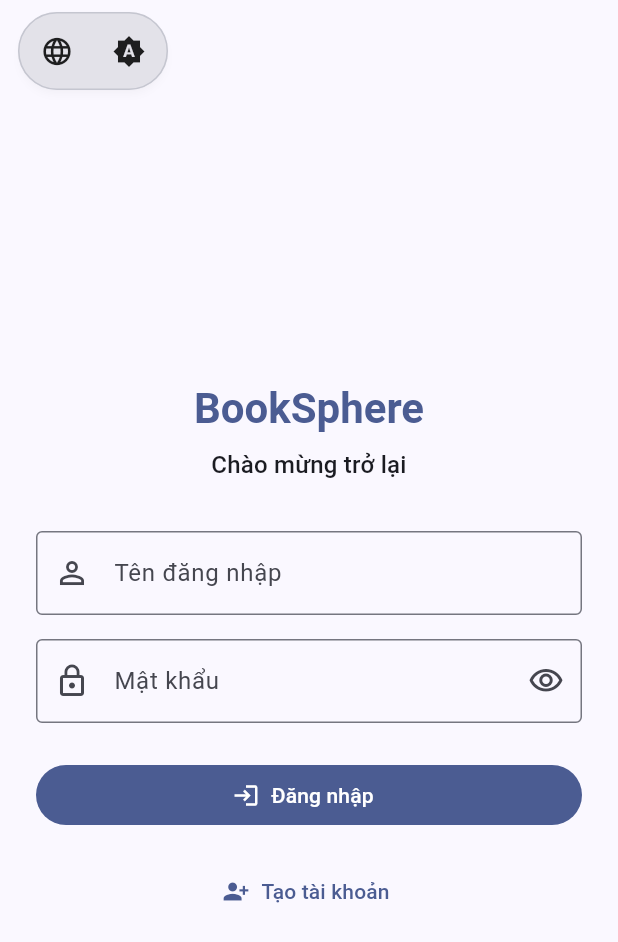
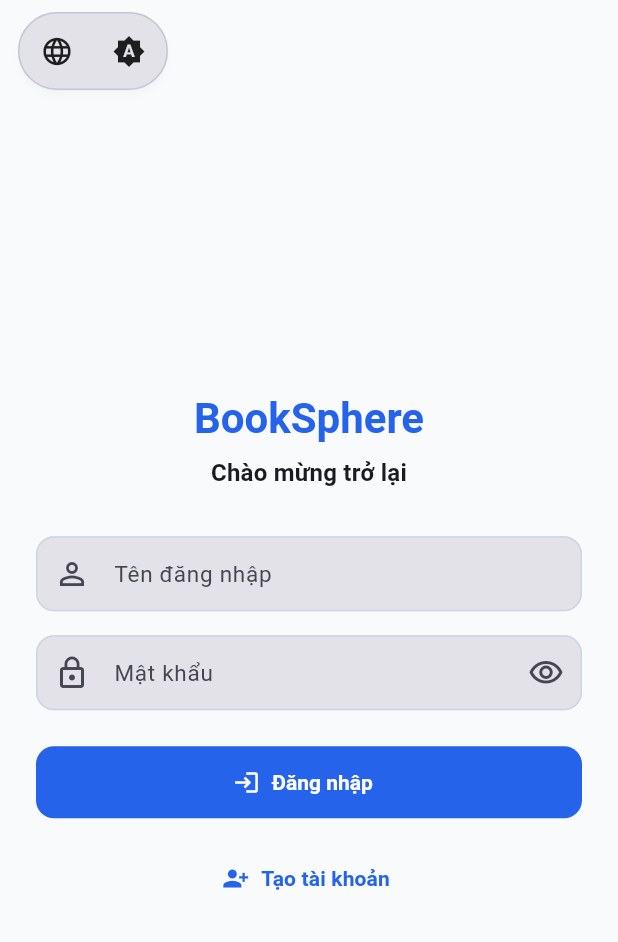
Before and after one commit to maidanghuy/APP_BookSphere, a Flutter app: the screen it shows after launch, on a phone screen of 412 x 824 dp. Shown: the top 942 px of the screen. Run offline on Flutter 3.47's test engine with Material 3 defaults, Android fonts, the phone set to English and light mode, and no system bars; our stand-ins replace dio, flutter_riverpod, flutter_secure_storage, go_router, shared_preferences.

Commit message:
feat(BS-APP-29): polish mobile ui
Task:
BS-APP-29 - Mobile UI Polish

Coder:
nguyenminhhuong

Scope:
Flutter Mobile UI

Changes:
- Apply Material 3 theme
- Add BookSphere color, typography, spacing and radius systems
- Add reusable status chip
- Redesign BookCard, BorrowCard, FineCard and NotificationTile
- Improve responsive layout and accessibility

Validation:
- git diff --check: passed
- flutter analyze: timed out during SDK startup
- flutter test: not run because SDK startup is blocked
- flutter build apk: not run because SDK startup is blocked

```diff
--- /dev/null
+++ b/FE_BookSphere/lib/core/theme/app_colors.dart
@@ -0,0 +1,15 @@
+import 'package:flutter/material.dart';
+
+abstract final class AppColors {
+  static const primary = Color(0xFF2563EB);
+  static const secondary = Color(0xFF0EA5E9);
+  static const success = Color(0xFF15803D);
+  static const warning = Color(0xFFD97706);
+  static const error = Color(0xFFDC2626);
+  static const info = Color(0xFF2563EB);
+  static const background = Color(0xFFF8FAFC);
+  static const surface = Color(0xFFFFFFFF);
+  static const text = Color(0xFF0F172A);
+  static const textMuted = Color(0xFF475569);
+  static const outline = Color(0xFFCBD5E1);
+}
--- /dev/null
+++ b/FE_BookSphere/lib/core/theme/app_radius.dart
@@ -0,0 +1,11 @@
+import 'package:flutter/material.dart';
+
+abstract final class AppRadius {
+  static const sm = Radius.circular(8);
+  static const md = Radius.circular(12);
+  static const lg = Radius.circular(16);
+
+  static const smBorder = BorderRadius.all(sm);
+  static const mdBorder = BorderRadius.all(md);
+  static const lgBorder = BorderRadius.all(lg);
+}
--- /dev/null
+++ b/FE_BookSphere/lib/core/theme/app_text_styles.dart
@@ -0,0 +1,20 @@
+import 'package:flutter/material.dart';
+
+abstract final class AppTextStyles {
+  static const headline = TextStyle(fontSize: 28, height: 1.2, fontWeight: FontWeight.w700);
+  static const title = TextStyle(fontSize: 18, height: 1.3, fontWeight: FontWeight.w700);
+  static const body = TextStyle(fontSize: 15, height: 1.45, fontWeight: FontWeight.w400);
+  static const label = TextStyle(fontSize: 14, height: 1.3, fontWeight: FontWeight.w600);
+  static const caption = TextStyle(fontSize: 12, height: 1.35, fontWeight: FontWeight.w500);
+
+  static TextTheme get textTheme => const TextTheme(
+    headlineMedium: headline,
+    titleLarge: title,
+    titleMedium: TextStyle(fontSize: 16, height: 1.3, fontWeight: FontWeight.w700),
+    bodyLarge: body,
+    bodyMedium: body,
+    bodySmall: caption,
+    labelLarge: label,
+    labelMedium: caption,
+  );
+}
--- a/FE_BookSphere/lib/core/theme/app_theme.dart
+++ b/FE_BookSphere/lib/core/theme/app_theme.dart
@@ -1,28 +1,78 @@
 import 'package:flutter/material.dart';
+import 'package:booksphere_app/core/theme/app_colors.dart';
+import 'package:booksphere_app/core/theme/app_radius.dart';
+import 'package:booksphere_app/core/theme/app_text_styles.dart';
 
 class AppTheme {
   const AppTheme._();
 
-  static const Color _seedColor = Color(0xFF2563EB);
+  static ThemeData get lightTheme {
+    final scheme = ColorScheme.fromSeed(
+      seedColor: AppColors.primary,
+      brightness: Brightness.light,
+    ).copyWith(
+      primary: AppColors.primary,
+      secondary: AppColors.secondary,
+      error: AppColors.error,
+      surface: AppColors.surface,
+      outline: AppColors.outline,
+    );
+    return _theme(scheme).copyWith(scaffoldBackgroundColor: AppColors.background);
+  }
 
-  static ThemeData get lightTheme {
+  static ThemeData get darkTheme => _theme(
+    ColorScheme.fromSeed(
+      seedColor: AppColors.primary,
+      brightness: Brightness.dark,
+    ),
+  );
+
+  static ThemeData _theme(ColorScheme scheme) {
     return ThemeData(
       useMaterial3: true,
-      brightness: Brightness.light,
-      colorScheme: ColorScheme.fromSeed(
-        seedColor: _seedColor,
-        brightness: Brightness.light,
+      colorScheme: scheme,
+      textTheme: AppTextStyles.textTheme,
+      cardTheme: CardThemeData(
+        elevation: 1,
+        margin: EdgeInsets.zero,
+        color: scheme.surface,
+        shadowColor: scheme.shadow.withValues(alpha: .12),
+        shape: const RoundedRectangleBorder(borderRadius: AppRadius.lgBorder),
       ),
-    );
-  }
-
-  static ThemeData get darkTheme {
-    return ThemeData(
-      useMaterial3: true,
-      brightness: Brightness.dark,
-      colorScheme: ColorScheme.fromSeed(
-        seedColor: _seedColor,
-        brightness: Brightness.dark,
+      filledButtonTheme: FilledButtonThemeData(
+        style: FilledButton.styleFrom(
+          minimumSize: const Size(48, 48),
+          shape: const RoundedRectangleBorder(borderRadius: AppRadius.mdBorder),
+          textStyle: AppTextStyles.label,
+        ),
+      ),
+      outlinedButtonTheme: OutlinedButtonThemeData(
+        style: OutlinedButton.styleFrom(
+          minimumSize: const Size(48, 48),
+          shape: const RoundedRectangleBorder(borderRadius: AppRadius.mdBorder),
+          textStyle: AppTextStyles.label,
+        ),
+      ),
+      inputDecorationTheme: const InputDecorationTheme(
+        filled: true,
+        constraints: BoxConstraints(minHeight: 48),
+        border: OutlineInputBorder(borderRadius: AppRadius.mdBorder),
+        enabledBorder: OutlineInputBorder(
+          borderRadius: AppRadius.mdBorder,
+          borderSide: BorderSide(color: AppColors.outline),
+        ),
+        contentPadding: EdgeInsets.symmetric(horizontal: 16, vertical: 14),
+      ),
+      chipTheme: ChipThemeData(
+        shape: const RoundedRectangleBorder(borderRadius: AppRadius.smBorder),
+        side: BorderSide(color: scheme.outlineVariant),
+        labelStyle: AppTextStyles.caption,
+        padding: const EdgeInsets.symmetric(horizontal: 8),
+      ),
+      navigationBarTheme: const NavigationBarThemeData(
+        height: 72,
+        indicatorShape: RoundedRectangleBorder(borderRadius: AppRadius.mdBorder),
+        labelTextStyle: WidgetStatePropertyAll(AppTextStyles.caption),
       ),
     );
   }
```
Also changed, not shown: FE_BookSphere/lib/core/theme/app_spacing.dart (added, +7 -0 lines), FE_BookSphere/lib/core/widgets/status_chip.dart (added, +51 -0 lines), FE_BookSphere/lib/features/books/presentation/widgets/book_card.dart (+11 -16 lines), FE_BookSphere/lib/features/borrows/presentation/widgets/borrow_card.dart (+25 -69 lines), FE_BookSphere/lib/features/fines/presentation/widgets/fine_card.dart (+8 -14 lines), FE_BookSphere/lib/features/fines/presentation/widgets/fine_status_chip.dart (+2 -26 lines), FE_BookSphere/lib/features/notification/presentation/widgets/notification_tile.dart (+7 -2 lines).
